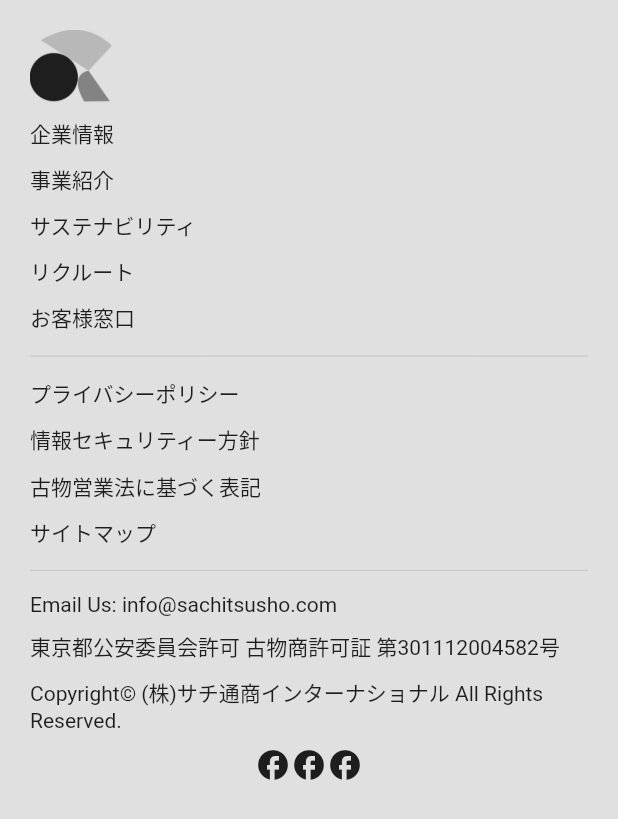
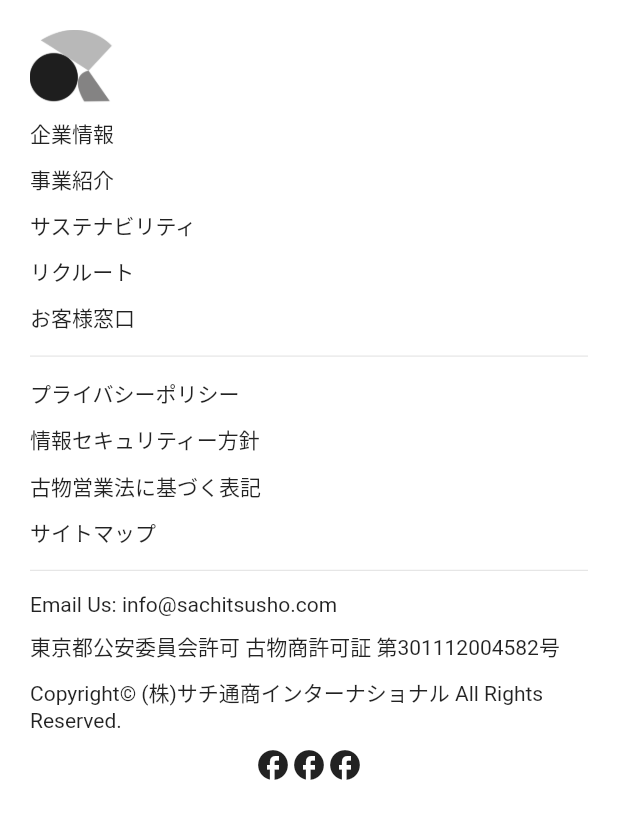
Before and after one commit to hello-world-was-taken/upwork-hassan, a Flutter app: the MobileFooter widget shown alone on an empty page, opened directly, on a phone screen of 412 x 824 dp. Shown: the top 819 px of the screen. Run offline on Flutter 3.47's test engine with Material 2 defaults, Android fonts, the phone set to English and light mode, and no system bars; our stand-ins replace camera, carousel_slider, flutter_screenutil, smooth_page_indicator; missing offline and left inert: hover_menu, hoverover; Roboto replaces fonts that are missing (MsGothic).

Commit message:
fix color

```diff
--- a/lib/features/second_milestone/presentation/widgets/footer.dart
+++ b/lib/features/second_milestone/presentation/widgets/footer.dart
@@ -22,7 +22,7 @@ class DesktopFooter extends StatelessWidget {
   @override
   Widget build(BuildContext context) {
     return Container(
-      color: Colors.grey[300], // Set the light grey background color
+      color: Colors.white, // Set the light grey background color
       padding: EdgeInsets.symmetric(vertical: 20, horizontal: 30),
       child: Column(
         children: [
@@ -161,7 +161,7 @@ class MobileFooter extends StatelessWidget {
   @override
   Widget build(BuildContext context) {
     return Container(
-      color: Colors.grey[300], // Set the light grey background color
+      color: Colors.white, // Set the light grey background color
       padding: EdgeInsets.all(20),
       child: Column(
         crossAxisAlignment: CrossAxisAlignment.start,
```
